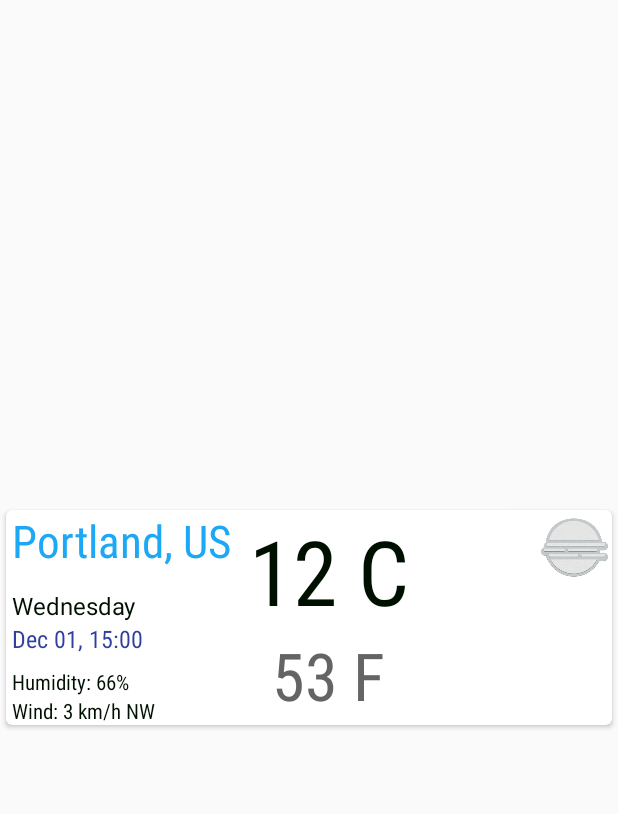
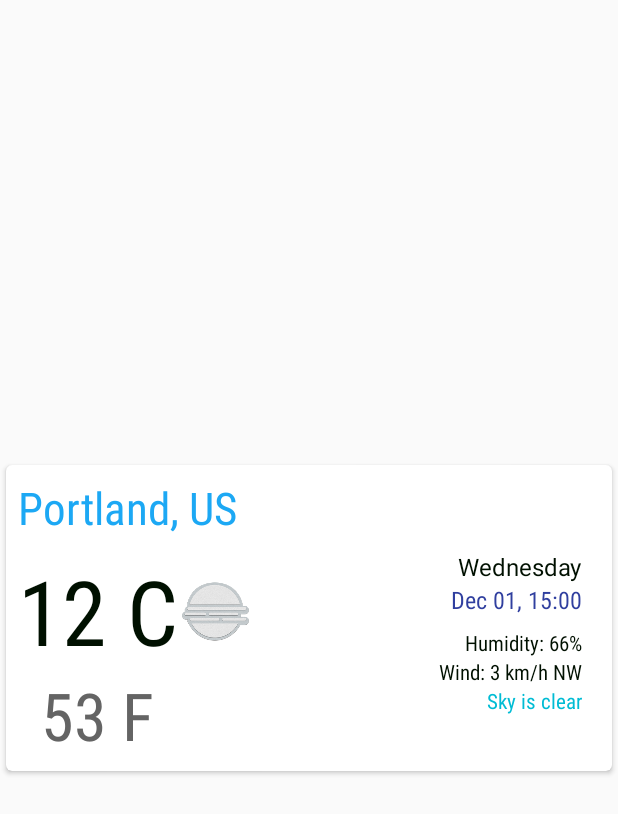
Before and after one commit to rcgonzalezf/weather-app-demo, an Android app: the layout weather_row.xml on its own in the app's theme, with its tools: preview values and no code run, on a phone screen of 412 x 824 dp. Shown: the top 814 px of the screen. Run offline under Robolectric (Android 15) with nearby library versions, the phone set to English and light mode, and no system bars.

Commit message:
Adding description to the UI.

```diff
--- a/weather-app/src/main/java/rcgonzalezf/org/weather/adapters/ModelAdapter.java
+++ b/weather-app/src/main/java/rcgonzalezf/org/weather/adapters/ModelAdapter.java
@@ -5,6 +5,7 @@ import android.os.Handler;
 import android.support.annotation.NonNull;
 import android.support.annotation.StringRes;
 import android.support.v7.widget.RecyclerView;
+import android.text.TextUtils;
 import android.view.LayoutInflater;
 import android.view.View;
 import android.view.ViewGroup;
@@ -57,6 +58,7 @@ public class ModelAdapter<T extends WeatherViewModel>
         formatTemperature(mContext, mainModel.getTemperature(), false, "C"));
     holder.fahrenheitTextView.setText(formatTemperature(mContext, mainModel.getTemperature(), true, "F"));
 
+    holder.descriptionTextView.setText(mainModel.getDescription());
     holder.itemView.setTag(mainModel);
   }
 
@@ -94,6 +96,7 @@ public class ModelAdapter<T extends WeatherViewModel>
     public TextView fahrenheitTextView;
     public TextView celsiusTextView;
     public TextView dayTextView;
+    public TextView descriptionTextView;
     public View itemView;
 
     public ModelViewHolder(View itemView) {
@@ -108,6 +111,7 @@ public class ModelAdapter<T extends WeatherViewModel>
       windSpeedTextView = (TextView) itemView.findViewById(R.id.wind_speed_text_view);
       fahrenheitTextView = (TextView) itemView.findViewById(R.id.fahrenheit_text_view);
       celsiusTextView = (TextView) itemView.findViewById(R.id.celsius_text_view);
+      descriptionTextView = (TextView) itemView.findViewById(R.id.description_text_view);
     }
   }
 
--- a/weather-app/src/main/java/rcgonzalezf/org/weather/models/ForecastMapper.java
+++ b/weather-app/src/main/java/rcgonzalezf/org/weather/models/ForecastMapper.java
@@ -41,6 +41,7 @@ public class ForecastMapper {
         forecast.setWeatherId(weather.getWeatherId());
         forecast.setCountry(forecastData.getCity().getCountry());
         forecast.setDeg(weather.getDeg());
+        forecast.setDescription(weather.getDescription());
 
         forecastList.add(forecast);
         ++counter;
--- a/weather-app/src/main/java/rcgonzalezf/org/weather/models/WeatherViewModel.java
+++ b/weather-app/src/main/java/rcgonzalezf/org/weather/models/WeatherViewModel.java
@@ -21,4 +21,6 @@ public interface WeatherViewModel extends Parcelable {
   String getCountry();
 
   double getDeg();
+
+  String getDescription();
 }
--- a/weather-app/src/main/res/layout/weather_row.xml
+++ b/weather-app/src/main/res/layout/weather_row.xml
@@ -11,26 +11,17 @@
     android:layout_margin="@dimen/list_item_vertical_margin"
     >
   <LinearLayout
-      android:orientation="horizontal"
+      android:orientation="vertical"
       android:layout_width="match_parent"
       android:layout_height="wrap_content"
+      android:padding="8dp"
       >
-    <LinearLayout
-        android:orientation="vertical"
-        android:layout_width="wrap_content"
-        android:layout_height="match_parent"
-        android:paddingLeft="@dimen/list_item_vertical_margin"
-        android:paddingRight="@dimen/list_item_vertical_margin"
-        android:layout_gravity="left"
-        android:layout_marginRight="8dp"
-        >
-
     <TextView
         android:fontFamily="sans-serif-condensed"
         android:id="@+id/detail_location_name"
         android:layout_height="wrap_content"
         android:layout_width="wrap_content"
-          android:layout_marginBottom="12dp"
+        android:layout_marginBottom="8dp"
         android:ellipsize="end"
         android:singleLine="true"
         android:textColor="@color/blue"
@@ -38,49 +29,12 @@
         tools:text="Portland, US"
         />
 
-      <TextView
-          android:fontFamily="sans-serif"
-          android:id="@+id/day_textview"
+    <LinearLayout
+        android:orientation="horizontal"
+        android:layout_width="match_parent"
         android:layout_height="wrap_content"
-          android:layout_width="wrap_content"
-          android:textColor="@color/black"
-          android:textSize="16sp"
-          tools:text="Wednesday"
-          />
+        >
 
-      <TextView
-          android:fontFamily="sans-serif-condensed"
-          android:id="@+id/datetime_text_view"
-          android:layout_height="wrap_content"
-          android:layout_width="wrap_content"
-          android:textColor="@color/colorPrimaryDark"
-          android:textSize="16sp"
-          android:layout_marginBottom="8dp"
-          tools:text="Dec 01, 15:00"
-          />
-
-      <TextView
-          android:fontFamily="sans-serif-condensed"
-          android:id="@+id/humidity_text_view"
-          android:layout_height="wrap_content"
-          android:layout_width="wrap_content"
-          android:textColor="@color/black"
-          android:textSize="14sp"
-          tools:text="Humidity: 66%"
-          />
-
-
-      <TextView
-          android:fontFamily="sans-serif-condensed"
-          android:id="@+id/wind_speed_text_view"
-          android:layout_height="wrap_content"
-          android:layout_width="wrap_content"
-          android:textColor="@color/black"
-          android:textSize="14sp"
-          tools:text="Wind: 3 km/h NW"
-          />
-
-    </LinearLayout>
       <LinearLayout
           android:orientation="vertical"
           android:layout_width="wrap_content"
@@ -114,7 +68,7 @@
 
       <LinearLayout
           android:orientation="vertical"
-        android:layout_width="match_parent"
+          android:layout_width="wrap_content"
           android:layout_height="match_parent"
           android:layout_gravity="right"
           >
@@ -123,11 +77,82 @@
             android:layout_height="50dp"
             android:id="@+id/item_image"
             android:scaleType="centerCrop"
+            android:layout_marginTop="16dp"
             android:src="@drawable/art_fog"
             android:contentDescription="@string/img_item"
-          android:layout_gravity="right"
+            android:layout_gravity="right|bottom"
             />
+
+      </LinearLayout>
+      <LinearLayout
+          android:orientation="vertical"
+          android:layout_width="match_parent"
+          android:layout_height="match_parent"
+          android:paddingLeft="@dimen/list_item_vertical_margin"
+          android:paddingRight="@dimen/list_item_vertical_margin"
+          android:layout_marginRight="8dp"
+          android:layout_gravity="bottom|right"
+          >
+
+
+        <TextView
+            android:fontFamily="sans-serif"
+            android:id="@+id/day_textview"
+            android:layout_height="wrap_content"
+            android:layout_width="wrap_content"
+            android:textColor="@color/black"
+            android:textSize="16sp"
+            tools:text="Wednesday"
+            android:layout_gravity="bottom|right"
+            />
+
+        <TextView
+            android:fontFamily="sans-serif-condensed"
+            android:id="@+id/datetime_text_view"
+            android:layout_height="wrap_content"
+            android:layout_width="wrap_content"
+            android:textColor="@color/colorPrimaryDark"
+            android:textSize="16sp"
+            android:layout_marginBottom="8dp"
+            tools:text="Dec 01, 15:00"
+            android:layout_gravity="bottom|right"
+            />
+
+        <TextView
+            android:fontFamily="sans-serif-condensed"
+            android:id="@+id/humidity_text_view"
+            android:layout_height="wrap_content"
+            android:layout_width="wrap_content"
+            android:textColor="@color/black"
+            android:textSize="14sp"
+            tools:text="Humidity: 66%"
+            android:layout_gravity="bottom|right"
+            />
+
+
+        <TextView
+            android:fontFamily="sans-serif-condensed"
+            android:id="@+id/wind_speed_text_view"
+            android:layout_height="wrap_content"
+            android:layout_width="wrap_content"
+            android:textColor="@color/black"
+            android:textSize="14sp"
+            tools:text="Wind: 3 km/h NW"
+            android:layout_gravity="bottom|right"
+            />
+          <TextView
+              android:fontFamily="sans-serif-condensed"
+              android:id="@+id/description_text_view"
+              android:layout_height="wrap_content"
+              android:layout_width="wrap_content"
+              android:textColor="@color/primary"
+              android:textSize="14sp"
+              tools:text="Sky is clear"
+              android:layout_gravity="bottom|right"
+              />
+
+      </LinearLayout>
+
     </LinearLayout>
   </LinearLayout>
-
 </android.support.v7.widget.CardView>
--- a/weather-library/src/main/java/org/rcgonzalezf/weather/openweather/converter/OpenWeatherApiModelConverter.java
+++ b/weather-library/src/main/java/org/rcgonzalezf/weather/openweather/converter/OpenWeatherApiModelConverter.java
@@ -13,6 +13,7 @@ import org.rcgonzalezf.weather.common.models.WeatherData;
 import org.rcgonzalezf.weather.common.models.converter.ModelConverter;
 import org.rcgonzalezf.weather.openweather.models.OpenWeatherApiRawData;
 import org.rcgonzalezf.weather.openweather.models.RawListItem;
+import org.rcgonzalezf.weather.openweather.models.Weather;
 
 public class OpenWeatherApiModelConverter implements ModelConverter<Void, OpenWeatherApiRawData> {
 
@@ -45,9 +46,11 @@ public class OpenWeatherApiModelConverter implements ModelConverter<Void, OpenWe
                   .createForecastData();
 
           for (RawListItem rawData : rawDataList.getRawList()) {
+            Weather weather = rawData.getWeather().get(0);
             WeatherData weatherData = new WeatherData();
             weatherData.setDateTime(rawData.getDateTime());
-            weatherData.setWeatherId(rawData.getWeather().get(0).getId());
+            weatherData.setWeatherId(weather.getId());
+            weatherData.setDescription(weather.getDescription());
             weatherData.setSpeed(rawData.getWind().getSpeed());
             weatherData.setDeg(rawData.getWind().getDeg());
             weatherData.setTemp(rawData.getMain().getTemp());
```
Also changed, not shown: weather-app/src/main/java/rcgonzalezf/org/weather/models/Forecast.java (+11 -1 lines), weather-library/src/main/java/org/rcgonzalezf/weather/common/models/WeatherData.java (+9 -0 lines). Lines whose indentation alone changed are shown as unchanged.
